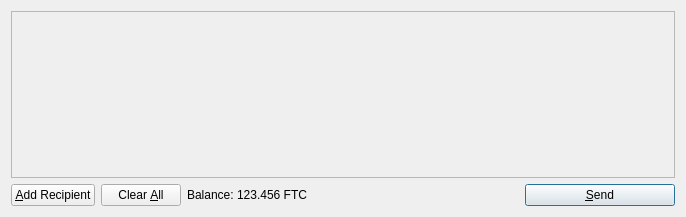
Above: src/qt/forms/sendcoinsdialog.ui from goodwillcoin/GoodwillCoin before the change. Below: the same form after it.
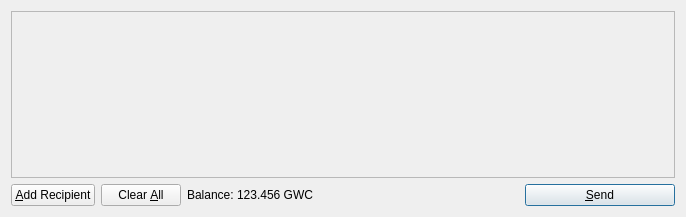
That is the form after the change. Icons and pictures are not drawn.

Diff of the .ui file:
```diff
--- a/src/qt/forms/sendcoinsdialog.ui
+++ b/src/qt/forms/sendcoinsdialog.ui
@@ -119,7 +119,7 @@
           <cursorShape>IBeamCursor</cursorShape>
          </property>
          <property name="text">
-          <string>123.456 FTC</string>
+          <string>123.456 GWC</string>
          </property>
          <property name="textInteractionFlags">
           <set>Qt::LinksAccessibleByMouse|Qt::TextSelectableByKeyboard|Qt::TextSelectableByMouse</set>
```
